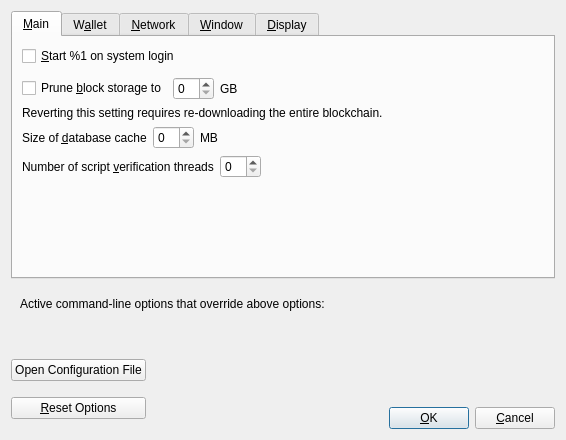
Before: the Qt Designer form src/qt/forms/optionsdialog.ui in qtumproject/qtum, drawn with Qt 5.
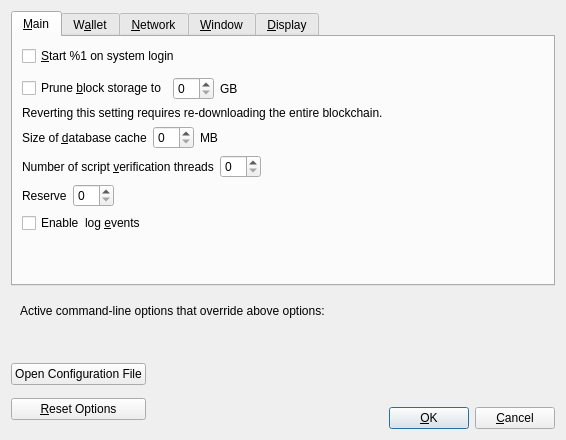
After: the same form once the commit is applied. Custom widgets are drawn as their Qt base class.

What changed in the file:
```diff
--- a/src/qt/forms/optionsdialog.ui
+++ b/src/qt/forms/optionsdialog.ui
@@ -180,6 +180,50 @@
          </item>
         </layout>
        </item>
+       <item>
+        <layout class="QHBoxLayout" name="horizontalLayout_3_Main_3">
+         <item>
+          <widget class="QLabel" name="reserveBalanceLabel">
+           <property name="text">
+            <string>Reserve</string>
+           </property>
+           <property name="textFormat">
+            <enum>Qt::PlainText</enum>
+           </property>
+           <property name="buddy">
+            <cstring>threadsScriptVerif</cstring>
+           </property>
+          </widget>
+         </item>
+         <item>
+          <widget class="BitcoinAmountField" name="reserveBalance">
+           <property name="toolTip">
+            <string>(0 = auto, &lt;0 = leave that many cores free)</string>
+           </property>
+          </widget>
+         </item>
+         <item>
+          <spacer name="horizontalSpacer_3_Main_3">
+           <property name="orientation">
+            <enum>Qt::Horizontal</enum>
+           </property>
+           <property name="sizeHint" stdset="0">
+            <size>
+             <width>40</width>
+             <height>20</height>
+            </size>
+           </property>
+          </spacer>
+         </item>
+        </layout>
+       </item>
+       <item>
+        <widget class="QCheckBox" name="logEvents">
+         <property name="text">
+          <string>Enable  log &amp;events</string>
+         </property>
+        </widget>
+       </item>
        <item>
         <spacer name="verticalSpacer_Main">
          <property name="orientation">
@@ -901,6 +945,11 @@
    <extends>QComboBox</extends>
    <header>qt/qvaluecombobox.h</header>
   </customwidget>
+  <customwidget>
+   <class>BitcoinAmountField</class>
+   <extends>QSpinBox</extends>
+   <header>qt/bitcoinamountfield.h</header>
+  </customwidget>
  </customwidgets>
  <resources/>
  <connections/>
```
Left out of the diff: 14 changed lines with no effect on the pictures.
